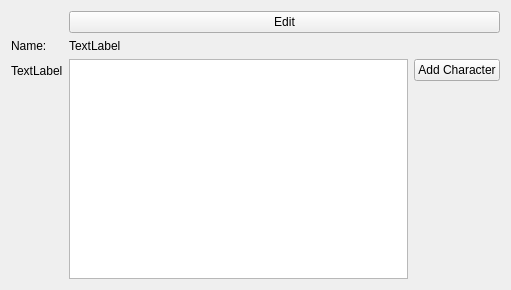
Old version of the form ui/ViewGroupWidget.ui in the repository jgardner1/JGRPGTools.
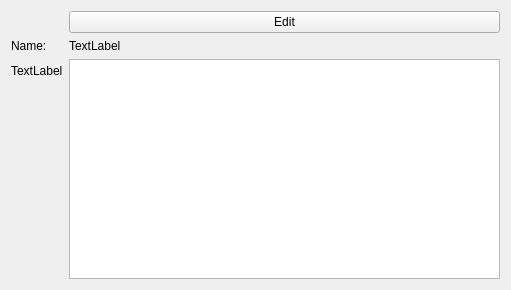
New version of the form.

Commit message: Groups can have members now.

```diff
--- a/ui/ViewGroupWidget.ui
+++ b/ui/ViewGroupWidget.ui
@@ -51,30 +51,6 @@
      <item>
       <widget class="QTreeView" name="treeView"/>
      </item>
-     <item>
-      <layout class="QVBoxLayout" name="verticalLayout">
-       <item>
-        <widget class="QPushButton" name="pushButton">
-         <property name="text">
-          <string>Add Character</string>
-         </property>
-        </widget>
-       </item>
-       <item>
-        <spacer name="verticalSpacer">
-         <property name="orientation">
-          <enum>Qt::Vertical</enum>
-         </property>
-         <property name="sizeHint" stdset="0">
-          <size>
-           <width>20</width>
-           <height>40</height>
-          </size>
-         </property>
-        </spacer>
-       </item>
-      </layout>
-     </item>
     </layout>
    </item>
   </layout>
```
The commit also changes 20 other files.
